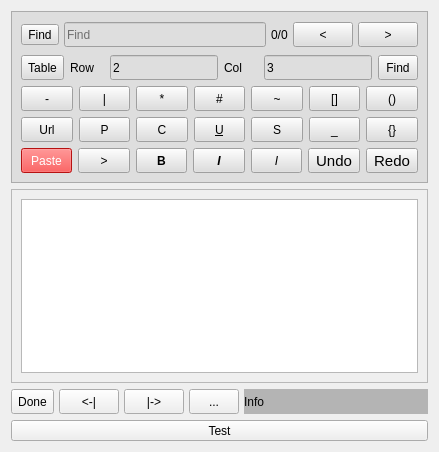
ic005k/Knot-Legacy, file src/Notes.ui: the form before one commit.
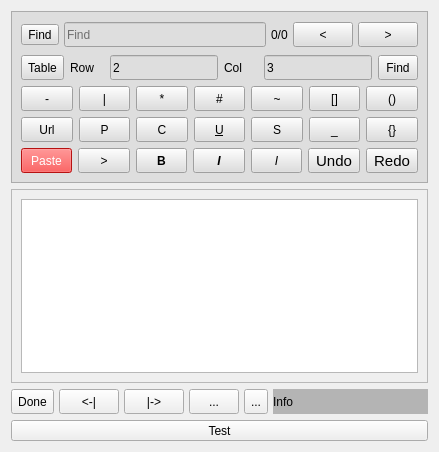
The form after the commit. Icons and pictures are not drawn.

```diff
--- a/src/Notes.ui
+++ b/src/Notes.ui
@@ -1128,6 +1128,29 @@
        </property>
       </widget>
      </item>
+     <item>
+      <widget class="QToolButton" name="btnHideKey">
+       <property name="minimumSize">
+        <size>
+         <width>0</width>
+         <height>25</height>
+        </size>
+       </property>
+       <property name="text">
+        <string>...</string>
+       </property>
+       <property name="icon">
+        <iconset resource="../res.qrc">
+         <normaloff>:/res/hidekey.svg</normaloff>:/res/hidekey.svg</iconset>
+       </property>
+       <property name="iconSize">
+        <size>
+         <width>25</width>
+         <height>25</height>
+        </size>
+       </property>
+      </widget>
+     </item>
      <item>
       <widget class="QLabel" name="lblInfo">
        <property name="minimumSize">
```
